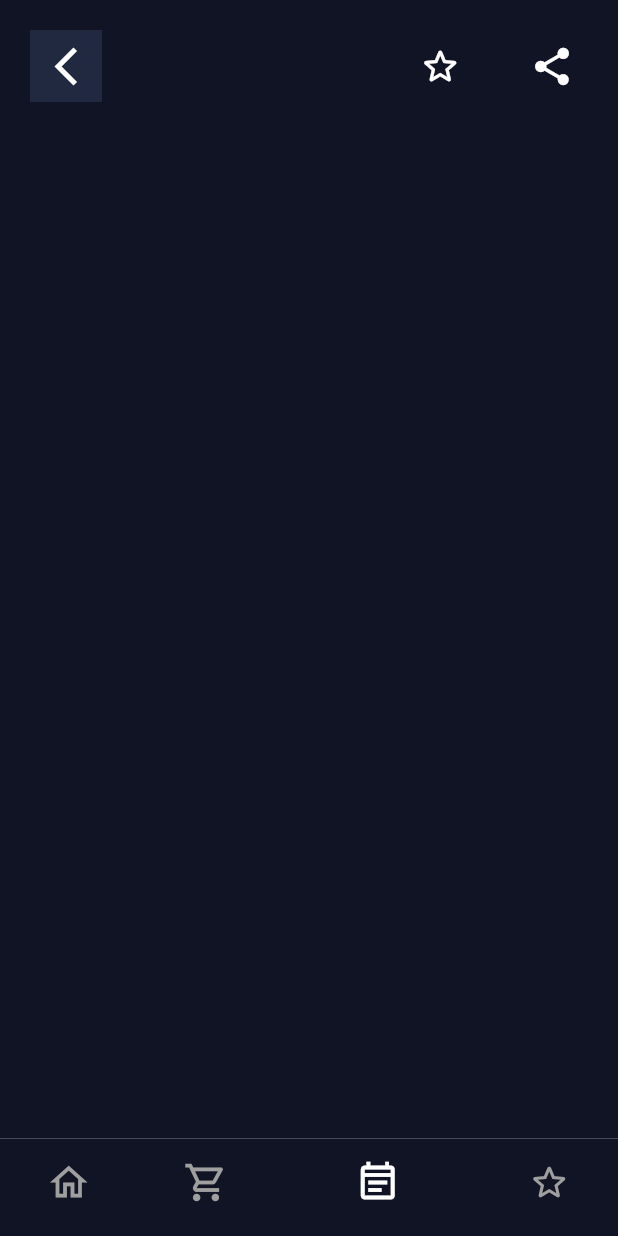
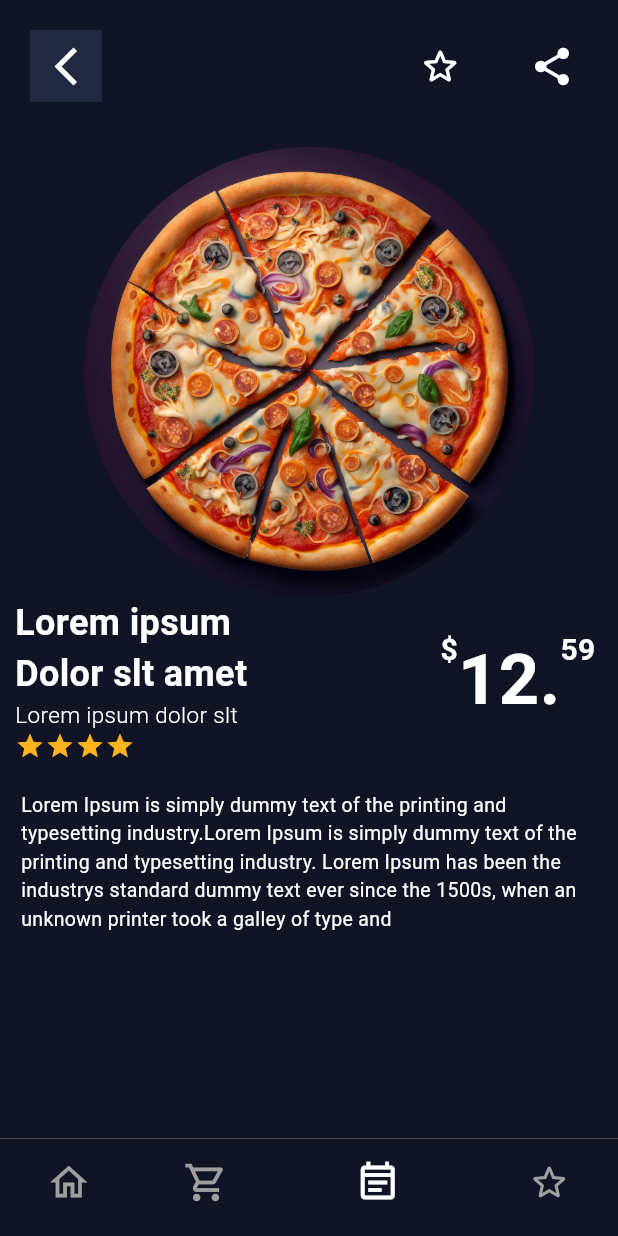
Before and after one commit to menukaAnujitha/pizza_order_app, a Flutter app: the screen it shows after launch, item 3 of the bottom bar chosen, on a phone screen of 412 x 824 dp. Run offline on Flutter 3.47's test engine with Material 3 defaults, Android fonts, the phone set to English and light mode, and no system bars.

Commit message:
feat : develop menu page

```diff
--- a/lib/UI pages/home.dart
+++ b/lib/UI pages/home.dart
@@ -121,7 +121,7 @@ class _HomePAgeState extends State<HomePage> {
                                   ),
                                 ),
                                 Text(
-                                  '15.',
+                                  '\$15.',
                                   textAlign: TextAlign.center,
                                   style: TextStyle(
                                     color: Colors.white,
--- a/lib/UI pages/menu.dart
+++ b/lib/UI pages/menu.dart
@@ -14,6 +14,8 @@ class _MenuPageState extends State<MenuPage> {
         backgroundColor: Color.fromARGB(255, 17, 20, 37),
         body: SafeArea(
             child: Column(children: [
+          // top row
+
           Padding(
             padding:
                 const EdgeInsets.symmetric(horizontal: 20.0, vertical: 20.0),
@@ -57,6 +59,127 @@ class _MenuPageState extends State<MenuPage> {
             ),
           ),
           const SizedBox(height: 10),
+
+          // pizza image
+
+          Container(
+            child: ClipRRect(
+              borderRadius: BorderRadius.circular(200),
+              child: Image.asset(
+                'lib/images/pizza2.jpg',
+                width: 300,
+                height: 300,
+              ),
+            ),
+          ),
+
+          // title and price
+
+          Padding(
+            padding: const EdgeInsets.symmetric(horizontal: 10.0),
+            child: Row(
+                mainAxisAlignment: MainAxisAlignment.spaceBetween,
+                children: [
+                  Column(
+                    crossAxisAlignment: CrossAxisAlignment.start,
+                    children: [
+                      const Text(
+                        'Lorem ipsum\nDolor slt amet',
+                        style: TextStyle(
+                          color: Colors.white,
+                          fontWeight: FontWeight.bold,
+                          fontSize: 24,
+                        ),
+                      ),
+
+                      const Text(
+                        'Lorem ipsum dolor slt',
+                        style: TextStyle(
+                            color: Colors.white,
+                            fontSize: 15,
+                            fontWeight: FontWeight.w300),
+                      ),
+                      // const SizedBox(height: 14),
+                      const Row(
+                        crossAxisAlignment: CrossAxisAlignment.start,
+                        children: [
+                          Icon(
+                            Icons.star,
+                            size: 20.0,
+                            color: Color.fromRGBO(255, 180, 30, 1),
+                          ),
+                          Icon(
+                            Icons.star,
+                            size: 20.0,
+                            color: Color.fromRGBO(255, 180, 30, 1),
+                          ),
+                          Icon(
+                            Icons.star,
+                            size: 20.0,
+                            color: Color.fromRGBO(255, 180, 30, 1),
+                          ),
+                          Icon(
+                            Icons.star,
+                            size: 20.0,
+                            color: Color.fromRGBO(255, 180, 30, 1),
+                          ),
+                        ],
+                      )
+                    ],
+                  ),
+                  SizedBox(width: 15),
+                  Padding(
+                      padding: const EdgeInsets.all(5.0),
+                      child: Row(
+                        crossAxisAlignment: CrossAxisAlignment.start,
+                        children: <Widget>[
+                          Text(
+                            '\$',
+                            //textAlign: TextAlign.center,
+                            style: TextStyle(
+                              color: Colors.white,
+                              fontWeight: FontWeight.bold,
+                              fontSize: 20,
+                            ),
+                          ),
+                          Text(
+                            '12.',
+                            textAlign: TextAlign.center,
+                            style: TextStyle(
+                              color: Colors.white,
+                              fontWeight: FontWeight.bold,
+                              fontSize: 47,
+                            ),
+                          ),
+                          Text(
+                            '59',
+                            textAlign: TextAlign.center,
+                            style: TextStyle(
+                              color: Colors.white,
+                              fontWeight: FontWeight.bold,
+                              fontSize: 20,
+                            ),
+                          ),
+                        ],
+                      )),
+                ]),
+          ),
+
+          SizedBox(
+            height: 20,
+          ),
+          // Description
+
+          Padding(
+            padding: const EdgeInsets.symmetric(horizontal: 14.0),
+            child: Text(
+              'Lorem Ipsum is simply dummy text of the printing and typesetting industry.Lorem Ipsum is simply dummy text of the printing and typesetting industry. Lorem Ipsum has been the industrys standard dummy text ever since the 1500s, when an unknown printer took a galley of type and ',
+              style: TextStyle(
+                color: Colors.white,
+                fontSize: 13,
+              ),
+            ),
+          ),
         ])));
   }
 }
```
Also changed, not shown: lib/images/pizza2.jpg (added).
